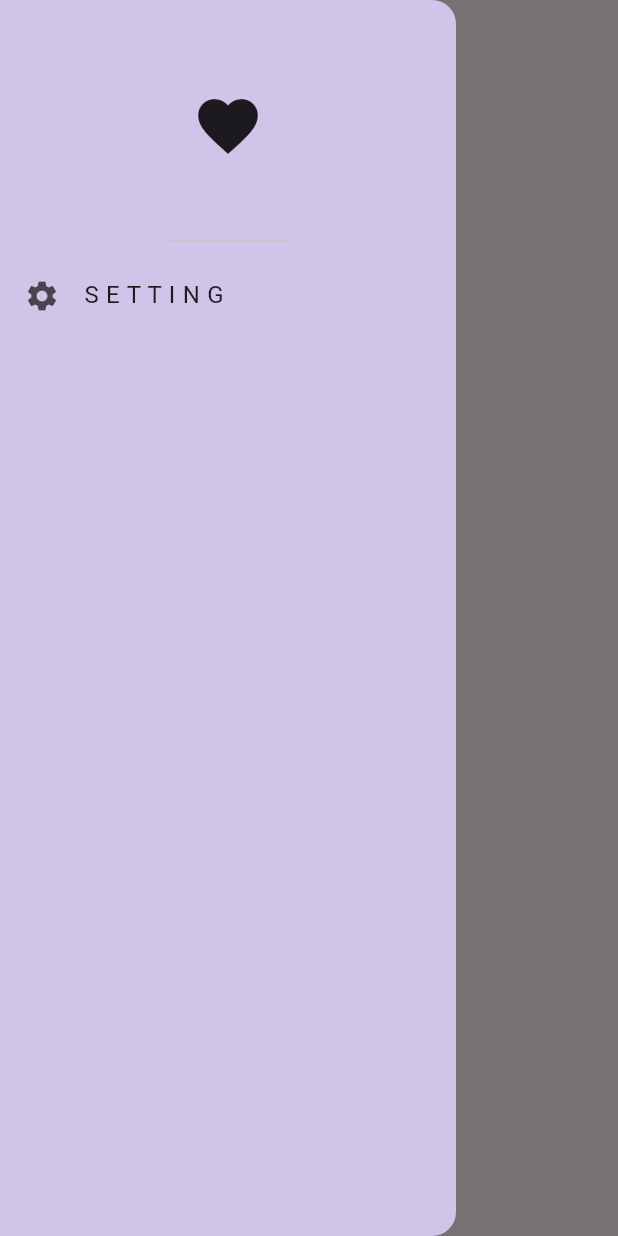
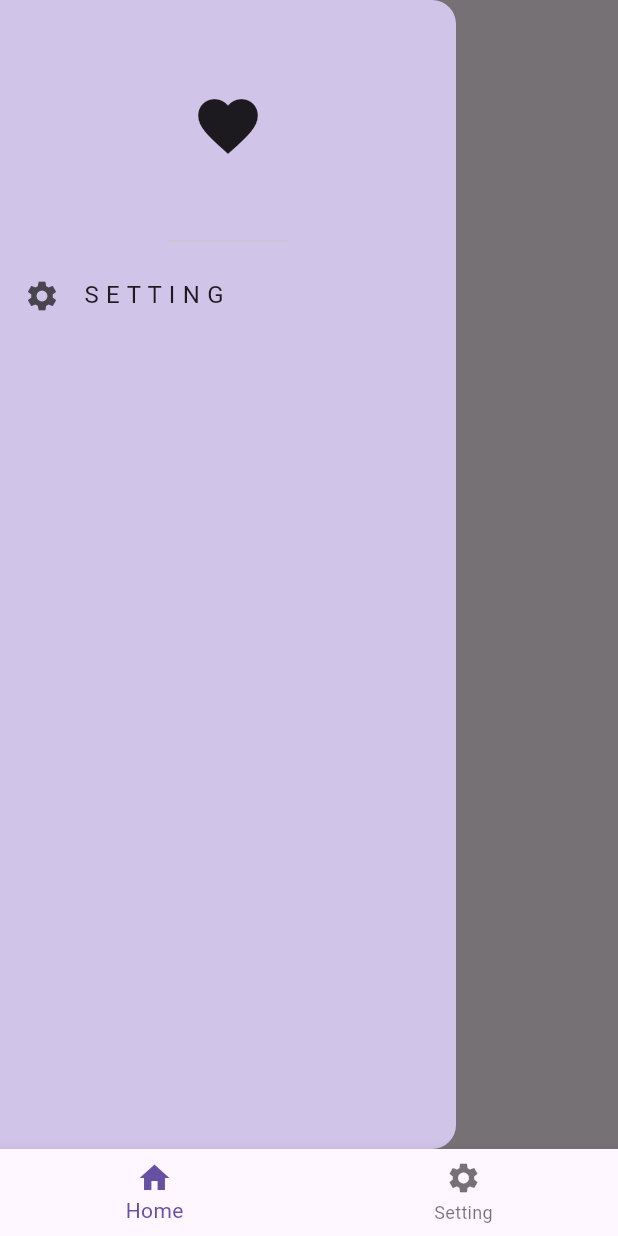
Before and after one commit to monopoly11141/test_project, a Flutter app: the screen it shows after launch, with the side drawer open, on a phone screen of 412 x 824 dp. Run offline on Flutter 3.47's test engine with Material 3 defaults, Android fonts, the phone set to English and light mode, and no system bars; our stand-ins replace go_router.

Commit message:
Done: Bottom Navigation

```diff
--- /dev/null
+++ b/lib/core/ScaffoldWithNavBar.dart
@@ -0,0 +1,58 @@
+import 'package:flutter/material.dart';
+import 'package:go_router/go_router.dart';
+
+/// Builds the "shell" for the app by building a Scaffold with a
+/// BottomNavigationBar, where [child] is placed in the body of the Scaffold.
+class ScaffoldWithNavBar extends StatelessWidget {
+  /// Constructs an [ScaffoldWithNavBar].
+  const ScaffoldWithNavBar({
+    required this.navigationShell,
+    Key? key,
+  }) : super(key: key ?? const ValueKey<String>('ScaffoldWithNavBar'));
+
+  /// The navigation shell and container for the branch Navigators.
+  final StatefulNavigationShell navigationShell;
+
+  // #docregion configuration-custom-shell
+  @override
+  Widget build(BuildContext context) {
+    return Scaffold(
+      // The StatefulNavigationShell from the associated StatefulShellRoute is
+      // directly passed as the body of the Scaffold.
+      body: navigationShell,
+      bottomNavigationBar: BottomNavigationBar(
+        // Here, the items of BottomNavigationBar are hard coded. In a real
+        // world scenario, the items would most likely be generated from the
+        // branches of the shell route, which can be fetched using
+        // `navigationShell.route.branches`.
+        items: const <BottomNavigationBarItem>[
+          BottomNavigationBarItem(icon: Icon(Icons.home), label: 'Home'),
+          BottomNavigationBarItem(icon: Icon(Icons.settings), label: 'Setting'),
+        ],
+        currentIndex: navigationShell.currentIndex,
+        // Navigate to the current location of the branch at the provided index
+        // when tapping an item in the BottomNavigationBar.
+        onTap: (int index) => navigationShell.goBranch(index),
+      ),
+    );
+  }
+  // #enddocregion configuration-custom-shell
+
+  /// NOTE: For a slightly more sophisticated branch switching, change the onTap
+  /// handler on the BottomNavigationBar above to the following:
+  /// `onTap: (int index) => _onTap(context, index),`
+  // ignore: unused_element
+  void _onTap(BuildContext context, int index) {
+    // When navigating to a new branch, it's recommended to use the goBranch
+    // method, as doing so makes sure the last navigation state of the
+    // Navigator for the branch is restored.
+    navigationShell.goBranch(
+      index,
+      // A common pattern when using bottom navigation bars is to support
+      // navigating to the initial location when tapping the item that is
+      // already active. This example demonstrates how to support this behavior,
+      // using the initialLocation parameter of goBranch.
+      initialLocation: index == navigationShell.currentIndex,
+    );
+  }
+}
--- /dev/null
+++ b/lib/feature_home/home_page.dart
@@ -0,0 +1,50 @@
+import 'package:flutter/material.dart';
+import 'package:go_router/go_router.dart';
+
+import '../navigation/path.dart';
+
+class HomePage extends StatefulWidget {
+  const HomePage({super.key});
+
+  @override
+  State<HomePage> createState() => _HomePageState();
+}
+
+class _HomePageState extends State<HomePage> {
+  var _selectedIndex = 0;
+
+  void _navigateBottomBar(int index) {
+    setState(() {
+      _selectedIndex = index;
+    });
+  }
+
+  @override
+  Widget build(BuildContext context) {
+    return Scaffold(
+      appBar: AppBar(
+        title: Text("Home Page"),
+      ),
+      drawer: Drawer(
+        backgroundColor: Colors.deepPurple[100],
+        child: Column(
+          children: [
+            DrawerHeader(child: Icon(Icons.favorite, size: 48)),
+            //
+            ListTile(
+              leading: Icon(
+                Icons.settings,
+              ),
+              title: Text("S E T T I N G"),
+              onTap: () => {
+                Navigator.pop(context),
+                context.go(Path.setting.route),
+              },
+            )
+            //
+          ],
+        ),
+      ),
+    );
+  }
+}
--- a/lib/pages/setting_page.dart
+++ b/lib/feature_setting/setting_page.dart
@@ -1,6 +1,7 @@
 import 'package:flutter/material.dart';
 import 'package:go_router/go_router.dart';
-import 'package:test_project/navigation/screen.dart';
+
+import '../navigation/path.dart';
 
 class SettingPage extends StatelessWidget {
   const SettingPage({super.key});
@@ -11,7 +12,7 @@ class SettingPage extends StatelessWidget {
       appBar: AppBar(
         title: Text("Setting Page"),
         leading: IconButton(
-          onPressed: () => context.go(HomePageScreen().route),
+          onPressed: () => context.go(Path.home.route),
           icon: Icon(Icons.navigate_before),
         ),
       ),
--- /dev/null
+++ b/lib/navigation/path.dart
@@ -0,0 +1,7 @@
+enum Path {
+  home(route: "/"),
+  setting(route: "/setting");
+
+  const Path({required this.route});
+  final String route;
+}
--- a/lib/navigation/router.dart
+++ b/lib/navigation/router.dart
@@ -1,22 +1,35 @@
 import 'package:go_router/go_router.dart';
-import 'package:test_project/navigation/screen.dart';
-import 'package:test_project/pages/setting_page.dart';
+import 'package:test_project/core/ScaffoldWithNavBar.dart';
 
-import '../pages/home_page.dart';
+import '../feature_home/home_page.dart';
+import '../feature_setting/setting_page.dart';
+import 'path.dart';
 
 // GoRouter configuration
 final router = GoRouter(
-  initialLocation: HomePageScreen().route,
+  initialLocation: Path.home.route,
   routes: [
-    GoRoute(
-      path: HomePageScreen().route,
-      builder: (context, state) => HomePage(),
+    StatefulShellRoute.indexedStack(
+      builder: (context, state, navigationShell) =>
+          ScaffoldWithNavBar(navigationShell: navigationShell),
+      branches: [
+        StatefulShellBranch(
+          routes: <RouteBase>[
+            GoRoute(
+              path: Path.home.route,
+              builder: (context, state) => HomePage(),
+            ),
+          ],
+        ),
+        StatefulShellBranch(
+          routes: <RouteBase>[
+            GoRoute(
+              path: Path.setting.route,
+              builder: (context, state) => SettingPage(),
+            ),
+          ],
+        ),
+      ],
     ),
-    //
-    GoRoute(
-      path: SettingPageScreen().route,
-      builder: (context, state) => SettingPage()
-    )
-
   ],
 );
--- a/lib/navigation/screen.dart
+++ /dev/null
@@ -1,14 +0,0 @@
-sealed class Screen {
-  String get route;
-  set route(String route) => route;
-}
-
-class HomePageScreen extends Screen{
-  @override
-  String route = "/";
-}
-
-class SettingPageScreen extends Screen{
-  @override
-  String route = "/setting_page";
-}
--- a/lib/pages/home_page.dart
+++ /dev/null
@@ -1,42 +0,0 @@
-import 'package:flutter/material.dart';
-import 'package:go_router/go_router.dart';
-import 'package:test_project/navigation/screen.dart';
-
-class HomePage extends StatelessWidget {
-  const HomePage({super.key});
-
-  @override
-  Widget build(BuildContext context) {
-    return Scaffold(
-      appBar: AppBar(
-        title: Text("Home Page"),
-      ),
-      drawer: Drawer(
-          backgroundColor: Colors.deepPurple[100],
-          child: Column(
-            children: [
-              DrawerHeader(
-                  child: Icon(
-                      Icons.favorite,
-                      size: 48
-                  )
-              ),
-              //
-              ListTile(
-                leading: Icon(
-                  Icons.settings,
-                ),
-                title: Text(
-                    "S E T T I N G"
-                ),
-                onTap: () => {
-                  context.go(SettingPageScreen().route)
-                },
-              )
-              //
-            ],
-          )
-      ),
-    );
-  }
-}
```
Also changed, not shown: lib/main.dart (+1 -64 lines), 1 other file.
